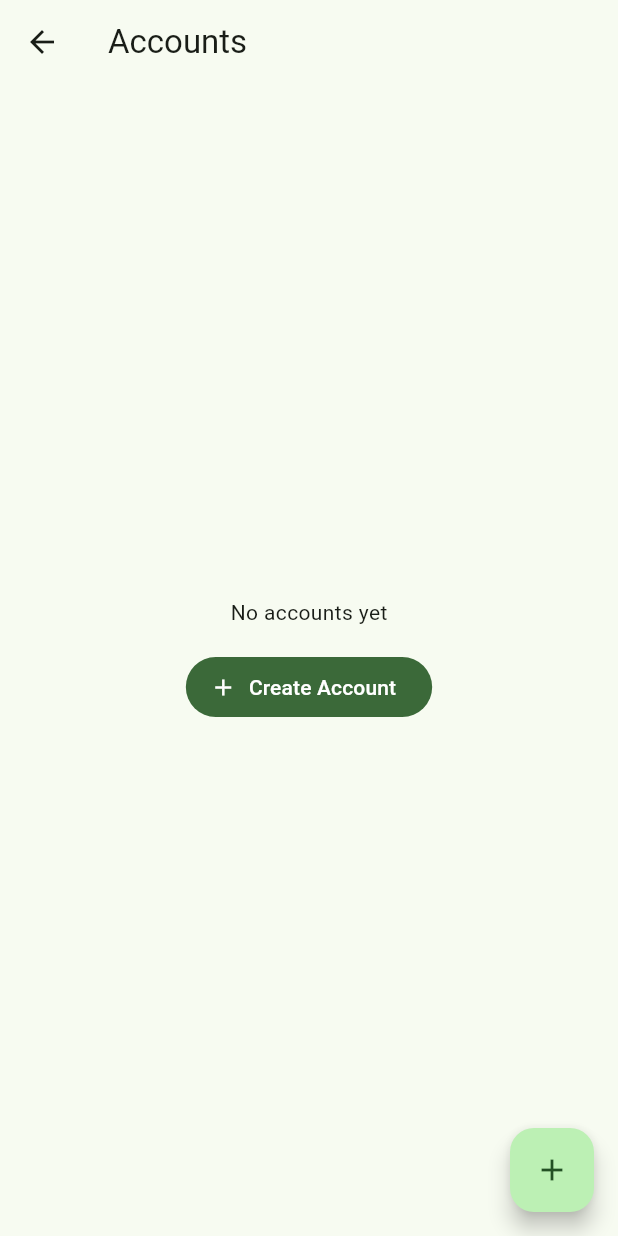
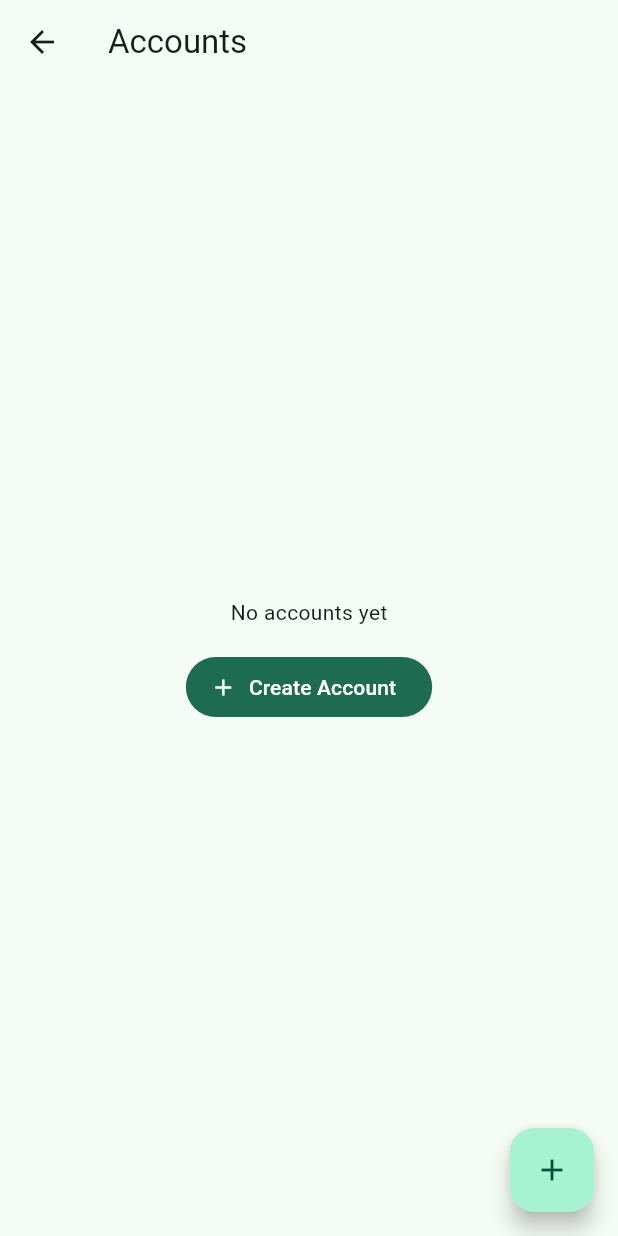
Before and after one commit to kashr-app/kashr, a Flutter app: the screen it shows after launch, after a tap on the "account balance" icon, on a phone screen of 412 x 824 dp. Run offline on Flutter 3.47's test engine with Material 3 defaults, Android fonts, the phone set to English and light mode, and no system bars; our stand-ins replace decimal, dio, file_picker, fl_chart, flutter_bloc, flutter_secure_storage and 7 more; missing offline and left inert: pointycastle, sqlite3, string_similarity; generated files the repository leaves out were written again; statements that could not run were skipped.

Commit message:
feat: adjust theme + enable theme hot-reload

```diff
--- a/lib/main.dart
+++ b/lib/main.dart
@@ -126,6 +126,7 @@ class _MyAppState extends State<MyApp> {
 
   @override
   Widget build(BuildContext context) {
+    final themeBuilder = ThemeBuilder();
     return MultiProvider(
       providers: [..._modules.expand((it) => it.providers)],
       child: BlocListener<LocalAuthCubit, LocalAuthState>(
@@ -135,8 +136,8 @@ class _MyAppState extends State<MyApp> {
           builder: (context, state) {
             return MaterialApp.router(
               title: 'Kashr',
-              theme: lightMode,
-              darkTheme: darkMode,
+              theme: themeBuilder.lightMode(),
+              darkTheme: themeBuilder.darkMode(),
               themeMode: state.themeMode,
               debugShowCheckedModeBanner: false,
               routerConfig: widget.router.router,
--- a/lib/theme.dart
+++ b/lib/theme.dart
@@ -1,25 +1,37 @@
 import 'package:decimal/decimal.dart';
 import 'package:flutter/material.dart';
 
-ThemeData lightMode = buildTheme(
+class ThemeBuilder {
+  ThemeData lightMode() {
+    return buildTheme(
       ThemeData(
         useMaterial3: true,
         brightness: Brightness.light,
-    colorSchemeSeed: Colors.green,
+        colorSchemeSeed: const Color(0xFF28CA97),
       ),
     );
+  }
 
-ThemeData darkMode = buildTheme(
-  ThemeData(
+  ThemeData darkMode() {
+    final t = ThemeData(
       useMaterial3: true,
       brightness: Brightness.dark,
-    colorSchemeSeed: Colors.green,
+      colorSchemeSeed: const Color(0xFF28CA97),
+    );
+
+    return buildTheme(
+      t.copyWith(
+        colorScheme: t.colorScheme.copyWith(
+          // onSurface: const Color(0xFFFFFFFF),
+        ),
       ),
     );
+  }
 
   ThemeData buildTheme(ThemeData themeData) {
     final customColors = CustomColors.fromTheme(themeData);
     return themeData.copyWith(extensions: [customColors]);
+  }
 }
 
 class CustomColors extends ThemeExtension<CustomColors> {
```
Lines whose indentation alone changed are shown as unchanged.
